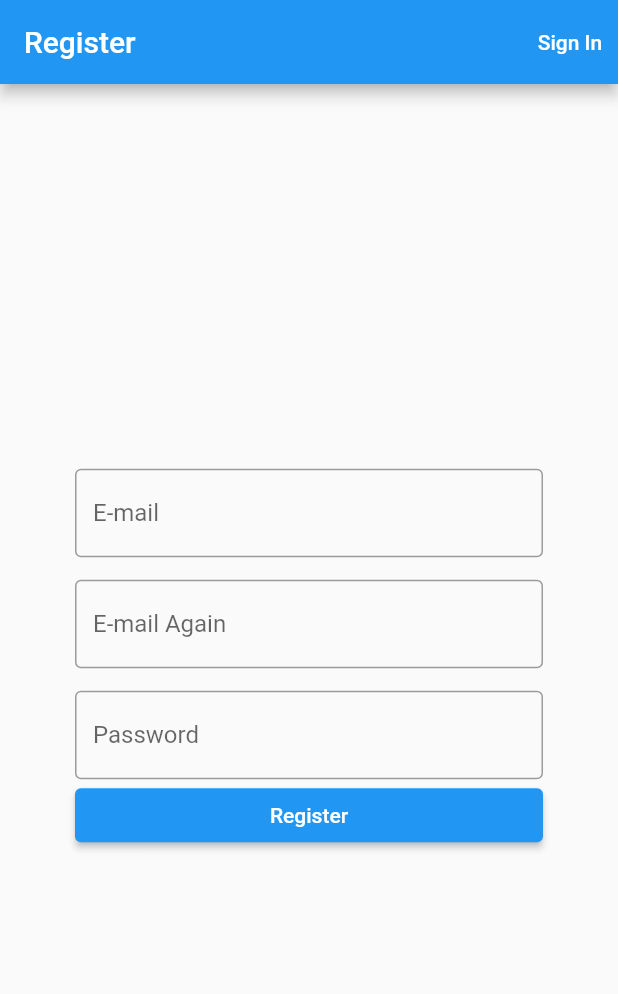
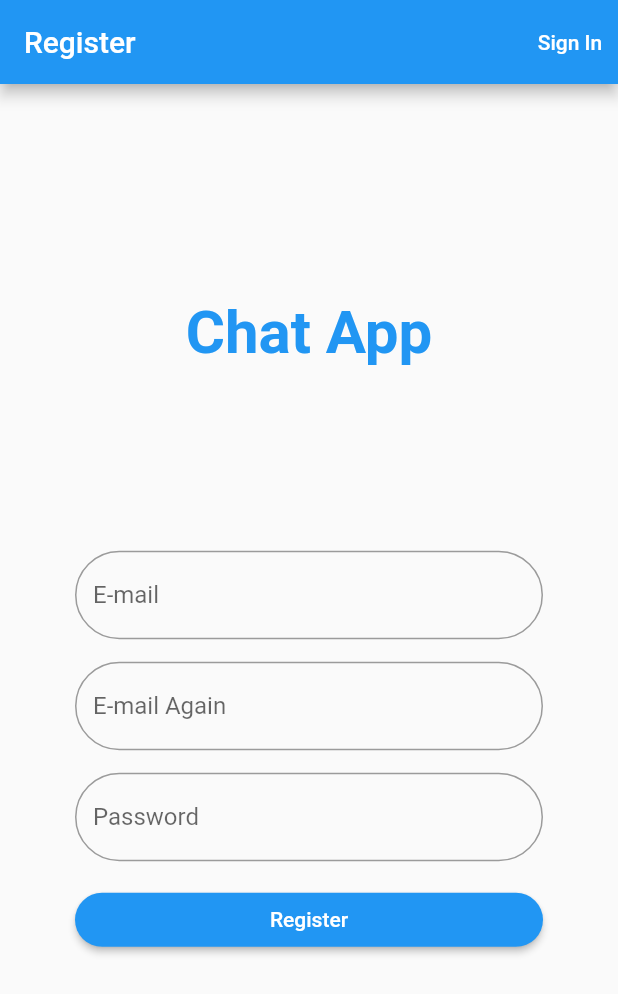
Before and after one commit to emreozturk7/chat_app, a Flutter app: the screen it shows after launch, after a tap on "Sign In", after a tap on "Register", on a phone screen of 412 x 824 dp. Shown: the top 994 px of the screen. Run offline on Flutter 3.47's test engine with Material 2 defaults, Android fonts, the phone set to English and light mode, and no system bars; our stand-ins replace emoji_picker_flutter, firebase_auth, firebase_core, firebase_storage, flutter_spinkit, image_picker and 1 more; accounts and stored records are empty.

Commit message:
Sign In and Register UI Updated

```diff
--- a/lib/authenticate/register.dart
+++ b/lib/authenticate/register.dart
@@ -44,14 +44,36 @@ class _RegisterState extends State<Register> {
               child: Form(
                 key: _formKey,
                 child: Column(
+                  children: [
+                    Expanded(
+                      flex: 2,
+                      child: Column(
                         mainAxisAlignment: MainAxisAlignment.center,
+                        children: const [
+                          Text(
+                            'Chat App',
+                            style: TextStyle(
+                              fontWeight: FontWeight.bold,
+                              fontSize: 40,
+                              color: Colors.blue,
+                            ),
+                          ),
+                        ],
+                      ),
+                    ),
+                    Expanded(
+                      flex: 3,
+                      child: Column(
                         crossAxisAlignment: CrossAxisAlignment.stretch,
                         children: [
                           TextFormField(
-                      validator: (val) => val!.isEmpty ? 'Enter Email' : null,
+                            validator: (val) =>
+                                val!.isEmpty ? 'Enter Email' : null,
                             controller: emailCtrl,
-                      decoration: const InputDecoration(
-                        border: OutlineInputBorder(),
+                            decoration: InputDecoration(
+                              border: OutlineInputBorder(
+                                borderRadius: BorderRadius.circular(100),
+                              ),
                               labelText: 'E-mail',
                             ),
                           ),
@@ -61,8 +83,10 @@ class _RegisterState extends State<Register> {
                                 ? 'Please enter the same e-mail address'
                                 : null,
                             controller: emailAgainCtrl,
-                      decoration: const InputDecoration(
-                        border: OutlineInputBorder(),
+                            decoration: InputDecoration(
+                              border: OutlineInputBorder(
+                                borderRadius: BorderRadius.circular(100),
+                              ),
                               labelText: 'E-mail Again',
                             ),
                           ),
@@ -73,13 +97,20 @@ class _RegisterState extends State<Register> {
                                 : null,
                             controller: passwordCtrl,
                             obscureText: true,
-                      decoration: const InputDecoration(
-                        border: OutlineInputBorder(),
+                            decoration: InputDecoration(
+                              border: OutlineInputBorder(
+                                borderRadius: BorderRadius.circular(100),
+                              ),
                               labelText: 'Password',
                             ),
                           ),
+                          const SizedBox(height: 15.0),
                           ElevatedButton(
-                      style: ElevatedButton.styleFrom(),
+                            style: ElevatedButton.styleFrom(
+                              shape: RoundedRectangleBorder(
+                                borderRadius: BorderRadius.circular(100),
+                              ),
+                            ),
                             child: const Text('Register'),
                             onPressed: () async {
                               if (_formKey.currentState!.validate()) {
@@ -99,6 +130,9 @@ class _RegisterState extends State<Register> {
                         ],
                       ),
                     ),
+                  ],
+                ),
+              ),
             ),
           );
   }
--- a/lib/authenticate/sign_in.dart
+++ b/lib/authenticate/sign_in.dart
@@ -46,14 +46,36 @@ class _SignInState extends State<SignIn> {
               child: Form(
                 key: _formKey,
                 child: Column(
+                  children: [
+                    Expanded(
+                      flex: 2,
+                      child: Column(
                         mainAxisAlignment: MainAxisAlignment.center,
+                        children: const [
+                          Text(
+                            'Chat App',
+                            style: TextStyle(
+                              fontWeight: FontWeight.bold,
+                              fontSize: 40,
+                              color: Colors.blue,
+                            ),
+                          ),
+                        ],
+                      ),
+                    ),
+                    Expanded(
+                      flex: 3,
+                      child: Column(
                         crossAxisAlignment: CrossAxisAlignment.stretch,
                         children: [
                           TextFormField(
-                      validator: (val) => val!.isEmpty ? 'Enter Email' : null,
+                            validator: (val) =>
+                                val!.isEmpty ? 'Enter Email' : null,
                             controller: emailCtrl,
-                      decoration: const InputDecoration(
-                        border: OutlineInputBorder(),
+                            decoration: InputDecoration(
+                              border: OutlineInputBorder(
+                                borderRadius: BorderRadius.circular(100),
+                              ),
                               labelText: 'E-mail',
                             ),
                           ),
@@ -64,18 +86,26 @@ class _SignInState extends State<SignIn> {
                                 : null,
                             controller: passwordCtrl,
                             obscureText: true,
-                      decoration: const InputDecoration(
-                        border: OutlineInputBorder(),
+                            decoration: InputDecoration(
+                              border: OutlineInputBorder(
+                                borderRadius: BorderRadius.circular(100),
+                              ),
                               labelText: 'Password',
                             ),
                           ),
+                          const SizedBox(height: 15.0),
                           ElevatedButton(
-                      style: ElevatedButton.styleFrom(),
+                            style: ElevatedButton.styleFrom(
+                              shape: RoundedRectangleBorder(
+                                borderRadius: BorderRadius.circular(100.0),
+                              ),
+                            ),
                             child: const Text('Sign In'),
                             onPressed: () async {
                               if (_formKey.currentState!.validate()) {
                                 setState(() => loading = true);
-                          dynamic result = await _auth.signInEmailAndPassword(
+                                dynamic result =
+                                    await _auth.signInEmailAndPassword(
                                         emailCtrl.text, passwordCtrl.text);
                                 if (result == null) {
                                   setState(() {
@@ -89,6 +119,9 @@ class _SignInState extends State<SignIn> {
                         ],
                       ),
                     ),
+                  ],
+                ),
+              ),
             ),
           );
   }
--- a/lib/main.dart
+++ b/lib/main.dart
@@ -21,7 +21,7 @@ class Main extends StatelessWidget {
   Widget build(BuildContext context) {
     return FutureBuilder(
       future: Future.delayed(
-        const Duration(seconds: 3),
+        const Duration(seconds: 0),
       ),
       builder: (BuildContext context, AsyncSnapshot<dynamic> snapshot) {
         if (snapshot.connectionState == ConnectionState.done) {
```
Lines whose indentation alone changed are shown as unchanged.
